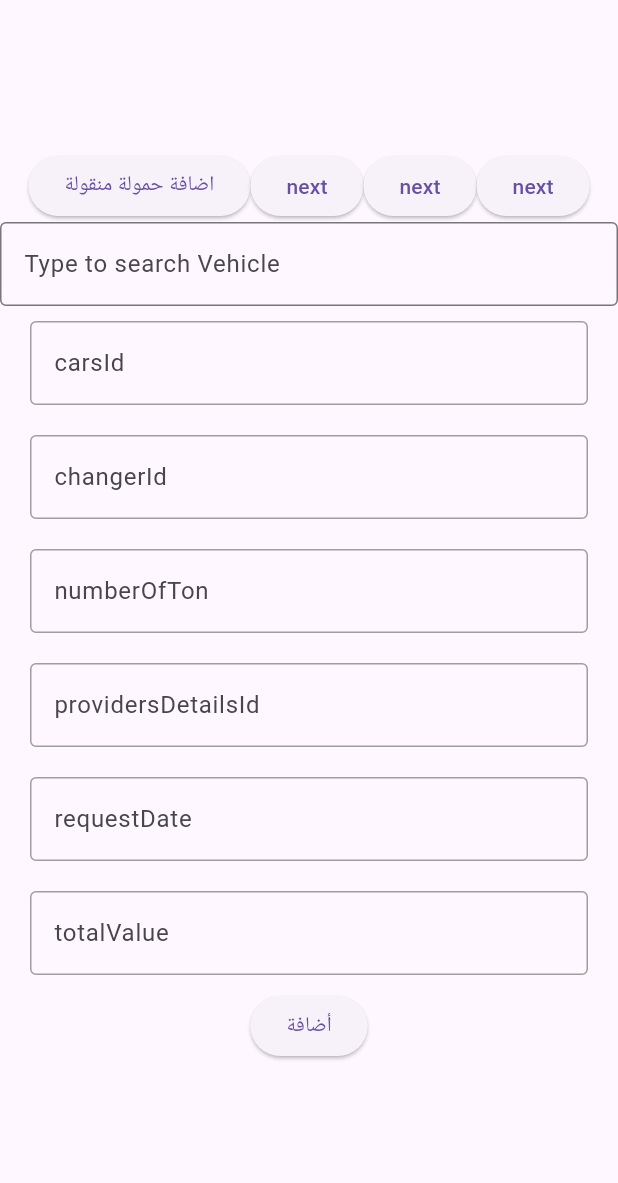
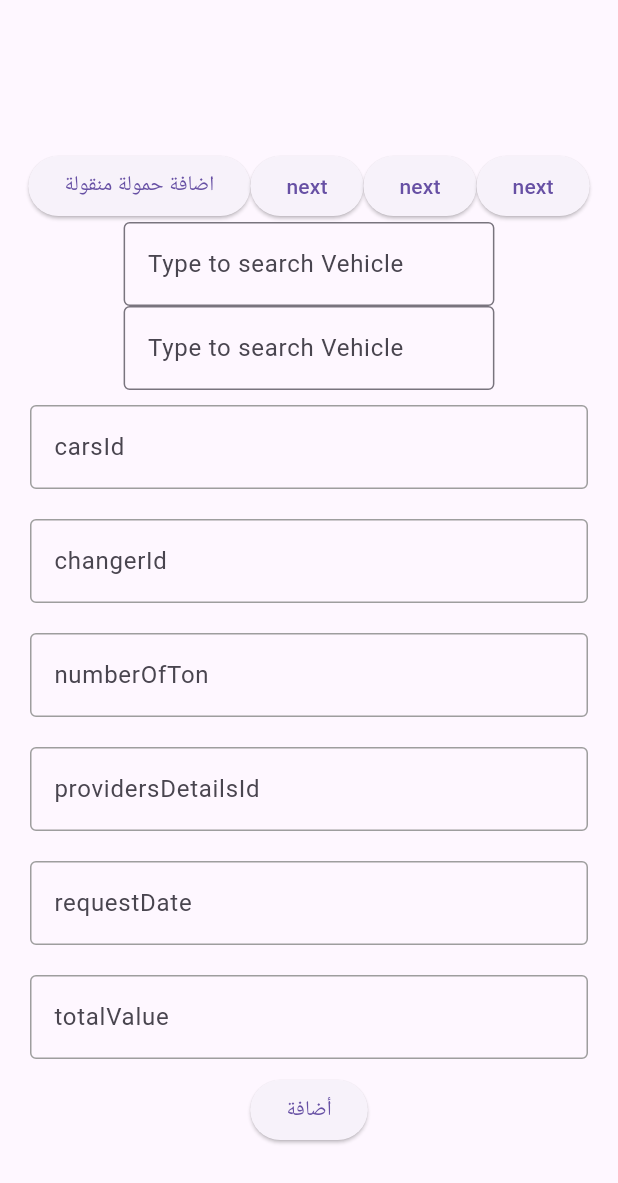
Before and after one commit to mostafawa7ed/panzen, a Flutter app: the screen it shows after launch, after a tap on "أضافة", on a phone screen of 412 x 824 dp. Shown: the top 1183 px of the screen. Run offline on Flutter 3.47's test engine with Material 3 defaults, Android fonts, the phone set to English and light mode, and no system bars; our stand-ins replace internet_connection_checker, jiffy, open_file, shared_preferences; missing offline and left inert: autocomplete_textfield; accounts and stored records are empty; network calls fail.

Commit message:
create pdf

```diff
--- a/lib/controller/provider_transportation_fee.dart
+++ b/lib/controller/provider_transportation_fee.dart
@@ -1,11 +1,13 @@
 import 'package:flutter/material.dart';
 import 'package:untitled4/api/CRUD.dart';
+import 'package:untitled4/model/provider_model.dart';
 import 'package:untitled4/model/transportation_fee_model.dart';
 import 'package:untitled4/model/vehicle_model.dart';
 
 class ProviderTransportationFee extends ChangeNotifier {
   final Crud _crud = Crud();
   List<Vehicle> vehicleList = [];
+  List<ProviderModel> providerList = [];
   //get getVehicleList => vehicleList ;
   Future addTransporationFee(
       String url, TransportationFeeModel transportationFee) async {
@@ -58,6 +60,30 @@ class ProviderTransportationFee extends ChangeNotifier {
       // Return or handle accordingly
     }
   }
+
+  Future<void> providerPrepareList(String url) async {
+    try {
+      // Make an HTTP GET request to the provided URL
+      Map<String, dynamic> dataResponse = await _crud.getRequest(url);
+
+      if (dataResponse['providers'] != null) {
+        List<dynamic> providersData = dataResponse['providers'];
+        providerList =
+            providersData.map((json) => ProviderModel.fromJson(json)).toList();
+        notifyListeners();
+        print(providerList.toString());
+        //List<dynamic> vehicles = dataResponse['vehicles'];
+      } else {
+        // Handle the case where the server returned an error
+        print('Request failed with status: ${dataResponse.toString()}');
+        // Return or handle accordingly
+      }
+    } catch (e) {
+      // Handle exceptions that might occur during the request
+      print('Error fetching data: $e');
+      // Return or handle accordingly
+    }
+  }
 }
 
 
--- a/lib/data/staticdata.dart
+++ b/lib/data/staticdata.dart
@@ -7,6 +7,8 @@ class StaticData {
   static const String urlChangeUserPassword =
       '${urlConnectionConst}user/update';
   static const String urlGetAllVehicle = '${urlConnectionConst}vehicles/all';
+  static const String urlGetAllProviders = '${urlConnectionConst}provider/all';
+
 //http://localhost:5000/api/transportationFee/add
 ////////////////////////// textDirection /////////////////////
 ////////////////////   Images path  //////////////////////////////////
--- a/lib/main.dart
+++ b/lib/main.dart
@@ -2,9 +2,8 @@ import 'package:flutter/material.dart';
 import 'package:provider/provider.dart';
 import 'package:untitled4/controller/providerLogin.dart';
 import 'package:untitled4/controller/provider_transportation_fee.dart';
-import 'package:untitled4/page/login.dart';
+
 import 'package:untitled4/page/home.dart';
-import 'package:untitled4/page/tansportationfee.dart';
 
 void main() {
   runApp(
--- a/lib/model/provider_model.dart
+++ b/lib/model/provider_model.dart
@@ -1,4 +1,4 @@
-class Provider {
+class ProviderModel {
   int? iD;
   String? nAME;
   String? aDDRESS;
@@ -6,7 +6,7 @@ class Provider {
   int? cHANGERID;
   String? tIMESTAMP;
 
-  Provider(
+  ProviderModel(
       {this.iD,
       this.nAME,
       this.aDDRESS,
@@ -14,7 +14,7 @@ class Provider {
       this.cHANGERID,
       this.tIMESTAMP});
 
-  Provider.fromJson(Map<String, dynamic> json) {
+  ProviderModel.fromJson(Map<String, dynamic> json) {
     iD = json['ID'];
     nAME = json['NAME'];
     aDDRESS = json['ADDRESS'];
--- a/lib/page/home.dart
+++ b/lib/page/home.dart
@@ -1,4 +1,5 @@
 import 'package:flutter/material.dart';
+
 import 'package:untitled4/page/tansportationfee.dart';
 
 class HomePage extends StatelessWidget {
--- a/lib/page/tansportationfee.dart
+++ b/lib/page/tansportationfee.dart
@@ -1,12 +1,18 @@
+import 'dart:io';
+import 'package:flutter/services.dart';
+import 'package:untitled4/cutomwidget/customAutoComplete.dart';
+import 'package:untitled4/model/provider_model.dart';
+import 'package:untitled4/model/transportation_fee_model.dart';
+import 'package:untitled4/model/vehicle_model.dart';
 import 'package:flutter/material.dart';
 import 'package:provider/provider.dart';
 import 'package:untitled4/controller/provider_transportation_fee.dart';
-
+import 'package:pdf/widgets.dart' as pw;
+import 'package:path_provider/path_provider.dart';
 import 'package:untitled4/cutomwidget/customTextFieldSearch.dart';
 import 'package:untitled4/data/staticdata.dart';
-
-import 'package:untitled4/model/transportation_fee_model.dart';
-import 'package:untitled4/model/vehicle_model.dart';
+import 'package:untitled4/functions/mediaquery.dart';
+import 'package:open_file/open_file.dart';
 
 class TransportationFee extends StatefulWidget {
   const TransportationFee({super.key});
@@ -22,48 +28,57 @@ class _TransportationFeeState extends State<TransportationFee> {
   TextEditingController providersDetailsId = TextEditingController();
   TextEditingController requestDate = TextEditingController();
   TextEditingController totalValue = TextEditingController();
-  TextEditingController _textEditingController = TextEditingController();
+  TextEditingController _vehicleController = TextEditingController();
+  TextEditingController _providerController = TextEditingController();
   Vehicle selectedVehicle = Vehicle();
+  ProviderModel selectedProviderMOdel = ProviderModel();
   String selected = '';
+  FocusNode _vehicleFieldFocus = FocusNode();
+  FocusNode _providerFieldFocus = FocusNode();
   Future<void> prepareData(BuildContext context) async {
     final ProviderTransportationFee providerTransportationFee =
         Provider.of<ProviderTransportationFee>(context, listen: false);
     await providerTransportationFee
         .vehiclePrepareList(StaticData.urlGetAllVehicle);
+    await providerTransportationFee
+        .providerPrepareList(StaticData.urlGetAllProviders);
     // await providerTransportationFee.addTransporationFee(
     //               StaticData.urltransportationFeeAdd, transportationFeeModel);
   }
 
   @override
-  Widget build(BuildContext context) {
+  void dispose() {
+    _vehicleController.dispose();
+    _providerController.dispose();
+    _vehicleFieldFocus.dispose();
+    _providerFieldFocus.dispose();
+    super.dispose();
+  }
+
   @override
-    void initState() async {
-      await prepareData(context);
-      // TODO: implement initState
+  void initState() {
+    prepareData(context);
     super.initState();
   }
 
-    prepareData(context);
-    List<String> suggestons = [
-      "USA",
-      "UK",
-      "Uganda",
-      "Uruguay",
-      "United Arab Emirates"
-    ];
+  @override
+  Widget build(BuildContext context) {
     return SingleChildScrollView(
       physics: AlwaysScrollableScrollPhysics(),
       child: Column(
         children: [
           Consumer<ProviderTransportationFee>(
               builder: (context, providerTransportationData, child) {
-            return Autocomplete<Vehicle>(
+            return Container(
+              width: getSizePage(context, 1, 60),
+              child: Autocomplete<Vehicle>(
                 optionsBuilder: (TextEditingValue textEditingValue) {
                   if (textEditingValue.text.isEmpty) {
                     return const Iterable<Vehicle>.empty();
                   } else {
                     // Replace 'otherModelList' with your list of OtherModel objects
-                  List<Vehicle> matches = providerTransportationData.vehicleList
+                    List<Vehicle> matches = providerTransportationData
+                        .vehicleList
                         .where((item) =>
                             item.nAME != null &&
                             item.nAME!
@@ -76,16 +91,19 @@ class _TransportationFeeState extends State<TransportationFee> {
                 },
                 onSelected: (Vehicle selection) {
                   selectedVehicle = selection;
+
                   // Update the text in the TextFormField when a vehicle is selected
-                _textEditingController.text = selection.nAME ?? '';
+                  _vehicleController.text = selection.nAME ?? '';
                   print('You just selected ${selectedVehicle.nAME}');
+                  FocusScope.of(context).requestFocus(_providerFieldFocus);
                 },
                 fieldViewBuilder: (BuildContext context,
                     TextEditingController textEditingController,
                     FocusNode focusNode,
                     VoidCallback onFieldSubmitted) {
-                _textEditingController =
-                    textEditingController; // Store the controller
+                  _vehicleController = textEditingController;
+                  _vehicleFieldFocus = focusNode;
+                  //Store the controller
                   return TextFormField(
                     controller: textEditingController,
                     focusNode: focusNode,
@@ -110,10 +128,10 @@ class _TransportationFeeState extends State<TransportationFee> {
                       elevation: 6.0,
                       child: Container(
                         constraints: BoxConstraints(maxHeight: 200.0),
-                      width: MediaQuery.of(context).size.width,
-                      height: 200,
                         child: SingleChildScrollView(
                           physics: AlwaysScrollableScrollPhysics(),
+                          child: Container(
+                            width: getSizePage(context, 1, 60),
                             child: ListView.builder(
                               shrinkWrap: true,
                               itemCount: options.length,
@@ -133,153 +151,104 @@ class _TransportationFeeState extends State<TransportationFee> {
                           ),
                         ),
                       ),
+                    ),
                   );
                 },
+              ),
             );
           }),
+          Consumer<ProviderTransportationFee>(
+              builder: (context, providerTransportationData, child) {
+            return Container(
+              width: getSizePage(context, 1, 60),
+              child: Autocomplete<ProviderModel>(
+                optionsBuilder: (TextEditingValue textEditingValue) {
+                  if (textEditingValue.text.isEmpty) {
+                    return const Iterable<ProviderModel>.empty();
+                  } else {
+                    // Replace 'otherModelList' with your list of OtherModel objects
+                    List<ProviderModel> matches = providerTransportationData
+                        .providerList
+                        .where((item) =>
+                            item.nAME != null &&
+                            item.nAME!
+                                .toLowerCase()
+                                .contains(textEditingValue.text.toLowerCase()))
+                        .toList();
 
-          // Consumer<ProviderTransportationFee>(
-          //     builder: (context, providerTransportationData, child) {
-          //   return Autocomplete<Vehicle>(
-          //     optionsBuilder: (TextEditingValue textEditingValue) {
-          //       if (textEditingValue.text.isEmpty) {
-          //         return const Iterable<Vehicle>.empty();
-          //       } else {
-          //         // Replace 'otherModelList' with your list of OtherModel objects
-          //         List<Vehicle> matches = providerTransportationData.vehicleList
-          //             .where((item) =>
-          //                 item.nAME != null &&
-          //                 item.nAME!
-          //                     .toLowerCase()
-          //                     .contains(textEditingValue.text.toLowerCase()))
-          //             .toList();
+                    return matches;
+                  }
+                },
+                onSelected: (ProviderModel selection) {
+                  selectedProviderMOdel = selection;
 
-          //         return matches;
-          //       }
-          //     },
-          //     onSelected: (Vehicle selection) {
-          //       selectedVehicle = selection;
-          //       print('You just selected ${selectedVehicle.nAME}');
-          //     },
-          //     fieldViewBuilder: (BuildContext context,
-          //         TextEditingController textEditingController,
-          //         FocusNode focusNode,
-          //         VoidCallback onFieldSubmitted) {
-          //       return TextFormField(
-          //         controller: textEditingController,
-          //         focusNode: focusNode,
-          //         onChanged: (String value) {
-          //           // Additional actions while the text changes, if needed
-          //         },
-          //         onFieldSubmitted: (String value) {
-          //           // Handle the submitted value, if needed
-          //         },
-          //         decoration: InputDecoration(
-          //           labelText: 'Type to search OtherModel',
-          //           border: OutlineInputBorder(),
-          //         ),
-          //       );
-          //     },
-          //     optionsViewBuilder: (BuildContext context,
-          //         AutocompleteOnSelected<Vehicle> onSelected,
-          //         Iterable<Vehicle> options) {
-          //       return Align(
-          //         alignment: Alignment.topLeft,
-          //         child: Material(
-          //           elevation: 4.0,
-          //           child: Container(
-          //             constraints: BoxConstraints(maxHeight: 200.0),
-          //             width: MediaQuery.of(context).size.width,
-          //             child: ListView.builder(
-          //               itemCount: options.length,
-          //               itemBuilder: (BuildContext context, int index) {
-          //                 final Vehicle option = options.elementAt(index);
-          //                 return GestureDetector(
-          //                   onTap: () {
-          //                     onSelected(option);
-          //                   },
-          //                   child: ListTile(
-          //                     title: Text(
-          //                         "${option.nAME ?? ''}  ${option.nUMBEROFTRANSACTIONS ?? ''} ${option.cHANGERID ?? ''} "),
-          //                   ),
-          //                 );
-          //               },
-          //             ),
-          //           ),
-          //         ),
-          //       );
-          //     },
-          //   );
-          // }),
-          // Padding(
-          //   padding: EdgeInsets.only(left: 20, right: 20, top: 30),
-          //   child: Autocomplete<String>(
-          //     optionsBuilder: (TextEditingValue textEditingValue) {
-          //       if (textEditingValue.text.isEmpty) {
-          //         return const Iterable<String>.empty();
-          //       } else {
-          //         List<String> matches = <String>[];
-          //         matches.addAll(suggestons);
-
-          //         matches.retainWhere((s) {
-          //           return s
-          //               .toLowerCase()
-          //               .contains(textEditingValue.text.toLowerCase());
-          //         });
-          //         return matches;
-          //       }
-          //     },
-          //     onSelected: (String selection) {
-          //       print('You just selected $selection');
-          //     },
-          //     fieldViewBuilder: (BuildContext context,
-          //         TextEditingController textEditingController,
-          //         FocusNode focusNode,
-          //         VoidCallback onFieldSubmitted) {
-          //       return TextFormField(
-          //         controller: textEditingController,
-          //         focusNode: focusNode,
-          //         onChanged: (String value) {
-          //           // You can perform additional actions while the text changes, if needed
-          //         },
-          //         onFieldSubmitted: (String value) {
-          //           // You can handle the submitted value, if needed
-          //         },
-          //         decoration: InputDecoration(
-          //           labelText: 'Type to search',
-          //           border: OutlineInputBorder(),
-          //         ),
-          //       );
-          //     },
-          //     optionsViewBuilder: (BuildContext context,
-          //         AutocompleteOnSelected<String> onSelected,
-          //         Iterable<String> options) {
-          //       return Align(
-          //         alignment: Alignment.topLeft,
-          //         child: Material(
-          //           elevation: 4.0,
-          //           child: Container(
-          //             constraints: BoxConstraints(maxHeight: 200.0),
-          //             width: MediaQuery.of(context).size.width,
-          //             child: ListView.builder(
-          //               itemCount: options.length,
-          //               itemBuilder: (BuildContext context, int index) {
-          //                 final String option = options.elementAt(index);
-          //                 return GestureDetector(
-          //                   onTap: () {
-          //                     onSelected(option);
-          //                   },
-          //                   child: ListTile(
-          //                     title: Text(option),
-          //                   ),
-          //                 );
-          //               },
-          //             ),
-          //           ),
-          //         ),
-          //       );
-          //     },
-          //   ),
+                  // Update the text in the TextFormField when a vehicle is selected
+                  _providerController.text = selection.nAME ?? '';
+                  print('You just selected ${selectedVehicle.nAME}');
+                  FocusScope.of(context).requestFocus(_vehicleFieldFocus);
+                },
+                fieldViewBuilder: (BuildContext context,
+                    TextEditingController textEditingController,
+                    FocusNode focusNode,
+                    VoidCallback onFieldSubmitted) {
+                  _providerController = textEditingController;
+                  _providerFieldFocus = focusNode; // Store the controller
+                  return TextFormField(
+                    controller: textEditingController,
+                    focusNode: focusNode,
+                    onChanged: (String value) {
+                      // Additional actions while the text changes, if needed
+                    },
+                    onFieldSubmitted: (String value) {
+                      // Handle the submitted value, if needed
+                    },
+                    decoration: InputDecoration(
+                      labelText: 'Type to search Vehicle',
+                      border: OutlineInputBorder(),
+                    ),
+                  );
+                },
+                optionsViewBuilder: (BuildContext context,
+                    AutocompleteOnSelected<ProviderModel> onSelected,
+                    Iterable<ProviderModel> options) {
+                  return Align(
+                    alignment: Alignment.topLeft,
+                    child: Material(
+                      elevation: 6.0,
+                      child: Container(
+                        constraints: BoxConstraints(maxHeight: 200.0),
+                        child: SingleChildScrollView(
+                          physics: AlwaysScrollableScrollPhysics(),
+                          child: Container(
+                            width: getSizePage(context, 1, 60),
+                            child: ListView.builder(
+                              shrinkWrap: true,
+                              itemCount: options.length,
+                              itemBuilder: (BuildContext context, int index) {
+                                final ProviderModel option =
+                                    options.elementAt(index);
+                                return GestureDetector(
+                                  onTap: () {
+                                    onSelected(option);
+                                  },
+                                  child: ListTile(
+                                    title: Text(
+                                        "${option.nAME ?? ''}  ${option.nAME ?? ''} ${option.cHANGERID ?? ''} "),
+                                  ),
+                                );
+                              },
+                            ),
+                          ),
+                        ),
+                      ),
+                    ),
+                  );
+                },
+              ),
+            );
+          }),
+          // TextField(
+          //   focusNode: _nextFieldFocus,
           // ),
           CustomTextFieldSearch(
             ///asdsadsjdgs
@@ -321,6 +290,11 @@ class _TransportationFeeState extends State<TransportationFee> {
                 transportationFeeModel.requestDate = carsId.text.toString();
                 transportationFeeModel.totalValue =
                     int.tryParse(totalValue.text.toString()) ?? 1;
+                final ProviderTransportationFee providerTransportationFee =
+                    Provider.of<ProviderTransportationFee>(context,
+                        listen: false);
+                File pdfFile =
+                    await generatePDF(providerTransportationFee.vehicleList);
                 // await providerTransportationFee.addTransporationFee(
                 //     StaticData.urltransportationFeeAdd, transportationFeeModel);
                 print("object");
@@ -331,3 +305,64 @@ class _TransportationFeeState extends State<TransportationFee> {
     );
   }
 }
+
+Future<File> generatePDF(List<Vehicle> data) async {
+  final pdf = pw.Document();
+  late pw.Font arFont;
+
+  // Load the Arabic font
+  ByteData fontData =
+      await rootBundle.load("assets/fonts/static/Cairo-Bold.ttf");
+  arFont = pw.Font.ttf(fontData.buffer.asByteData());
+
+  List<List<String>> tableData = [
+    ['اسم', 'العمر'] // Arabic column headers
+  ];
+
+  data.forEach((object) {
+    tableData.add([object.nAME!, object.cREATEDAT.toString()]);
+  });
+
+  final List<dynamic> dividedData = [];
+  for (var i = 0; i < tableData.length; i += 20) {
+    dividedData.add(tableData.sublist(
+        i, i + 20 > tableData.length ? tableData.length : i + 20));
+  }
+
+  for (var i = 0; i < dividedData.length; i++) {
+    final pdfTable = pw.Table.fromTextArray(
+      data: dividedData[i],
+      headerCount: 1,
+      cellAlignment: pw.Alignment.center,
+      border: pw.TableBorder.all(width: 1),
+      headerStyle: pw.TextStyle(font: arFont, fontWeight: pw.FontWeight.bold),
+      cellStyle: pw.TextStyle(font: arFont),
+    );
+
+    pdf.addPage(
+      pw.Page(
+        textDirection: pw.TextDirection.rtl,
+        build: (pw.Context context) {
+          return pw.Center(
+            child: pw.Column(
+              mainAxisAlignment: pw.MainAxisAlignment.center,
+              crossAxisAlignment: pw.CrossAxisAlignment.center,
+              children: [
+                if (i == 0)
+                  pw.Text('قائمة الكائنات الخاصة بك',
+                      style: pw.TextStyle(font: arFont, fontSize: 20)),
+                pw.SizedBox(height: 20),
+                pdfTable,
+              ],
+            ),
+          );
+        },
+      ),
+    );
+  }
+  final output = await getTemporaryDirectory();
+  final file = File('${output.path}/object_list.pdf');
+  await file.writeAsBytes(await pdf.save());
+  OpenFile.open('${output.path}/object_list.pdf');
+  return file;
+}
```
Also changed, not shown: lib/cutomwidget/customAutoComplete.dart (added, +49 -0 lines), pubspec.yaml (+17 -0 lines), pubspec.lock, 1 other file. Lines whose indentation alone changed are shown as unchanged.
